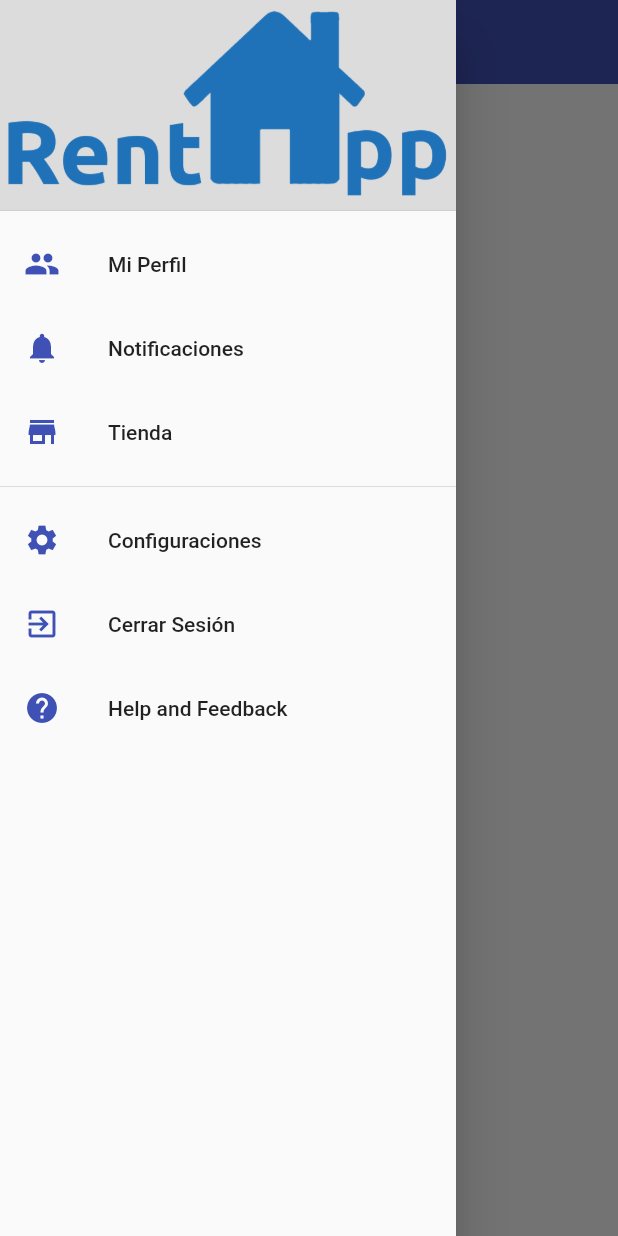
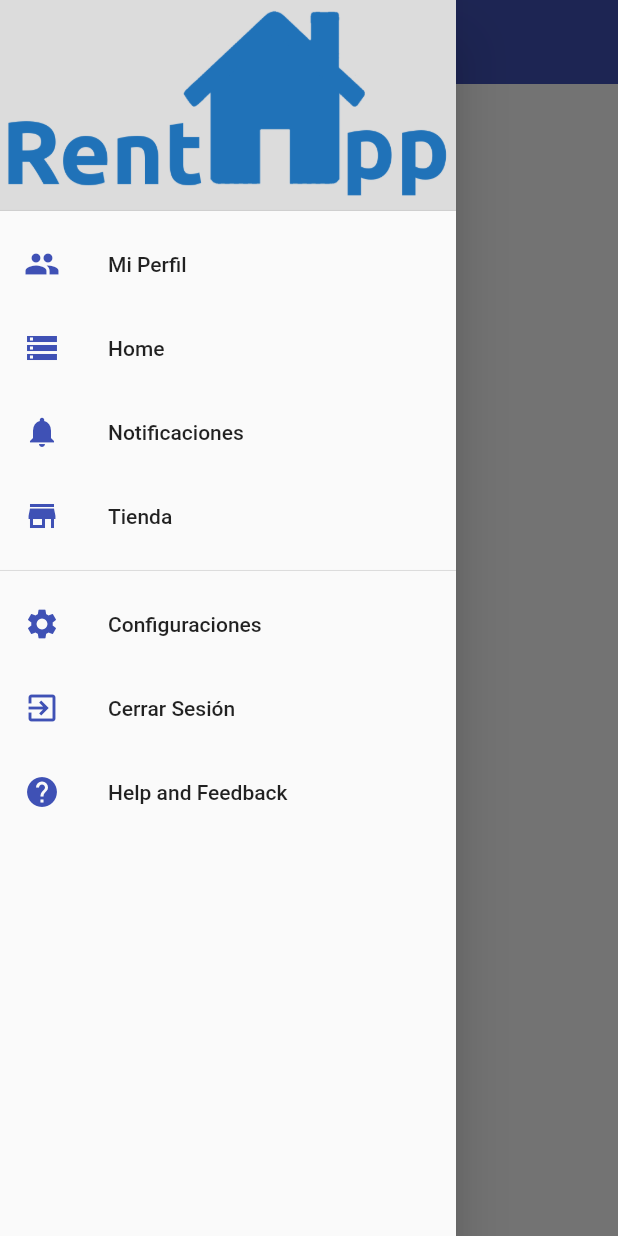
Before and after one commit to cafe-tera/rentApp, a Flutter app: the BuscarDomiciliosPage screen opened directly, with the side drawer open, on a phone screen of 412 x 824 dp. Run offline on Flutter 3.47's test engine with Material 2 defaults, Android fonts, the phone set to English and light mode, and no system bars; our stand-ins replace google_maps_flutter, splashscreen; network calls fail.

```diff
--- a/lib/src/widgets/menuDrawer_widget.dart
+++ b/lib/src/widgets/menuDrawer_widget.dart
@@ -8,6 +8,7 @@ import 'package:rent_app/src/pages/drawerMenu_pages/miPerfil_page.dart';
 import 'package:rent_app/src/pages/drawerMenu_pages/notificaciones_page.dart';
 import 'package:rent_app/src/pages/drawerMenu_pages/tienda_page.dart';
 import 'package:rent_app/src/pages/logInUp_page.dart';
+import 'package:rent_app/src/pages/navigationMenu_pages/mis_domicilios_page.dart';
 //--------------------------------------------------------------------------------------------------------------------
 
 
@@ -42,6 +43,14 @@ class MenuWidget extends StatelessWidget {
             title: Text('Mi Perfil'),
             onTap: (){
               Navigator.pushReplacementNamed(context, PerfilPage.routeName);
+            },
+          ),
+
+          ListTile(
+            leading: Icon( Icons.storage, color: Colors.indigo,),
+            title: Text('Home'),
+            onTap: (){
+              Navigator.pushReplacementNamed(context, MisDomiciliosPage.routeName);
             },
           ),
 
```
Also changed, not shown: lib/src/pages/navigationMenu_pages/mis_domicilios_page.dart (+17 -0 lines).
